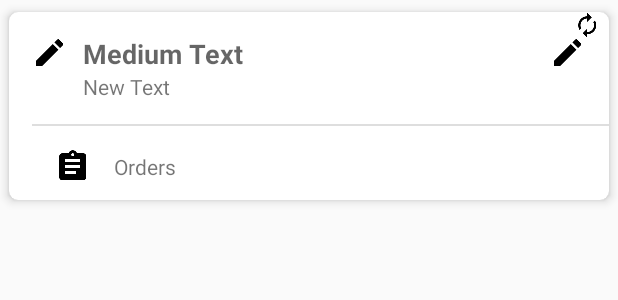
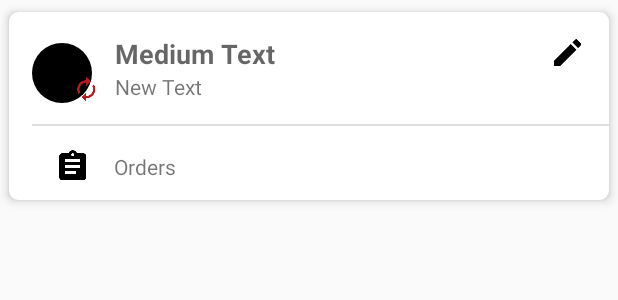
Before and after one commit to andresjose1983/osm, an Android app: the layout item_customer.xml on its own in the app's theme, with its tools: preview values and no code run, on a phone screen of 412 x 824 dp. Shown: the top 300 px of the screen. Run offline under Robolectric (Android 15) with nearby library versions, the phone set to English and light mode, and no system bars.

Commit message:
Added sync field

```diff
--- a/app/build.gradle
+++ b/app/build.gradle
@@ -14,7 +14,7 @@ android {
             enabled true
         }
 
-        buildConfigField('String', 'URL', '"http://192.168.1.118:8080/osm-server/rest/v1/"')
+        buildConfigField('String', 'URL', '"http://192.168.1.123:8080/osm-server/rest/v1/"')
 
         buildConfigField('int', 'VERSION_BD', '1')
     }
--- a/app/src/main/java/com/osm/soft/sf/MainActivity.java
+++ b/app/src/main/java/com/osm/soft/sf/MainActivity.java
@@ -64,8 +64,8 @@ public class MainActivity extends DefaultActivity
                         notUpdated = Float.valueOf(customerGraphs[2] * 100) / customerGraphs[0];
                     }
 
-                    int colorSync = ContextCompat.getColor(this, R.color.colorAccent);
-                    int colorUnSync = ContextCompat.getColor(this, R.color.colorPrimary);
+                    int colorSync = ContextCompat.getColor(this, R.color.colorPrimary);
+                    int colorUnSync = ContextCompat.getColor(this, R.color.red);
 
                     mSGraphCustomer.getBars().clear();
                     mSGraphCustomer.addBar(new BarModel(Float.valueOf(decimalFormat.format(updated)), colorSync));
--- /dev/null
+++ b/app/src/main/res/drawable/circle.xml
@@ -0,0 +1,10 @@
+<?xml version="1.0" encoding="utf-8"?>
+<shape
+    xmlns:android="http://schemas.android.com/apk/res/android"
+    android:shape="oval">
+    <solid
+        android:color="#000"/>
+    <size
+        android:width="32dp"
+        android:height="32dp"/>
+</shape>
--- a/app/src/main/res/layout/item_customer.xml
+++ b/app/src/main/res/layout/item_customer.xml
@@ -27,7 +27,7 @@
             android:textStyle="bold"
             android:layout_alignParentTop="false"
             android:layout_alignParentBottom="false"
-            android:layout_toEndOf="@+id/iv_color"
+            android:layout_toEndOf="@+id/v_shape"
             android:layout_toStartOf="@+id/ib_edit"
             android:layout_marginTop="@dimen/small" />
 
@@ -89,24 +89,33 @@
 
         </LinearLayout>
 
-        <ImageView
-            android:layout_width="wrap_content"
-            android:layout_height="wrap_content"
-            android:id="@+id/iv_color"
-            android:src="@mipmap/ic_mode_edit"
+        <RelativeLayout
+            android:layout_width="45dp"
+            android:layout_height="45dp"
+            android:id="@+id/v_shape"
             android:layout_alignTop="@+id/tv_name"
             android:layout_alignParentStart="true"
             android:layout_marginRight="@dimen/smaller"
-            android:paddingBottom="@dimen/small" />
+            android:layout_marginTop="@dimen/smallest">
 
-        <ImageView
-            android:layout_width="wrap_content"
-            android:layout_height="wrap_content"
-            android:src="@mipmap/ic_autorenew"
-            android:id="@+id/iv_sync"
-            android:layout_alignParentBottom="false"
-            android:layout_alignEnd="@+id/ib_edit"
-            android:layout_alignParentTop="true" />
+            <ImageView
+                android:layout_width="40dp"
+                android:layout_height="40dp"
+                android:id="@+id/iv_color"
+                android:background="@drawable/circle"
+                android:layout_alignTop="@+id/tv_name"
+                android:layout_alignParentStart="true" />
+
+            <ImageView
+                android:layout_width="wrap_content"
+                android:layout_height="wrap_content"
+                android:src="@mipmap/ic_autorenew"
+                android:tint="@color/red"
+                android:id="@+id/iv_sync"
+                android:layout_alignBottom="@+id/iv_color"
+                android:layout_alignParentEnd="true" />
+
+        </RelativeLayout>
 
     </RelativeLayout>
 
--- a/app/src/main/res/values/colors.xml
+++ b/app/src/main/res/values/colors.xml
@@ -5,4 +5,5 @@
     <color name="colorAccent">#78bd1e</color>
     <color name="white">#FFFFFF</color>
     <color name="line">#80bebebe</color>
+    <color name="red">#B71C1C</color>
 </resources>
```
Also changed, not shown: app/src/main/AndroidManifest.xml (+5 -5 lines), app/src/main/java/com/osm/soft/sf/adapter/CustomerAdapter.java (+6 -2 lines), app/src/main/java/com/osm/soft/sf/util/Functions.java (+12 -12 lines).
